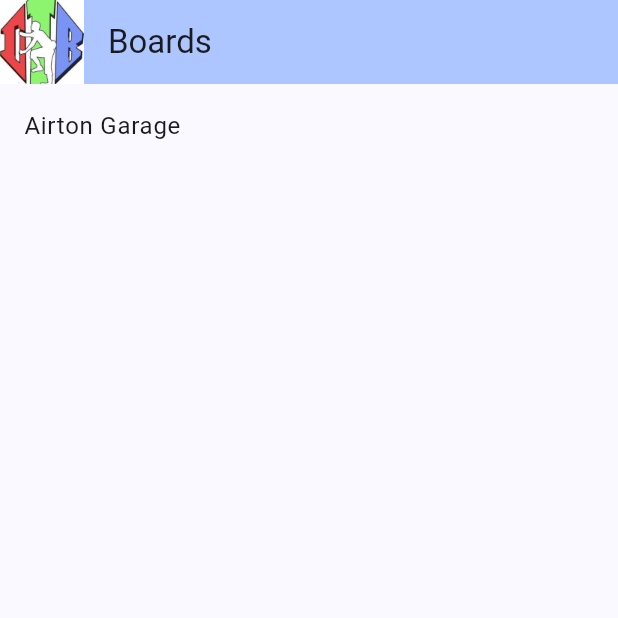
After one commit to PerkinsDan/digitaltrainingboards, a Flutter app: the screen it shows after launch, after a tap on "Boards", on a phone screen of 412 x 824 dp, the top half of it. The commit adds this screen. Run offline on Flutter 3.47's test engine with Material 3 defaults, Android fonts, the phone set to English and light mode, and no system bars.

Commit message:
render boards in list and subpages with images

```diff
--- /dev/null
+++ b/lib/boards/boards.dart
@@ -0,0 +1,44 @@
+import 'package:digitaltrainingboards/boards/board.dart';
+import 'package:digitaltrainingboards/mixins/board_details.dart';
+import 'package:flutter/material.dart';
+
+class Boards extends StatelessWidget {
+  const Boards({super.key});
+
+  static final boards = [
+    BoardDetails(name: 'Airton Garage', image: 'assets/board.png'),
+  ];
+
+  @override
+  Widget build(BuildContext context) {
+    return Scaffold(
+      appBar: AppBar(
+        backgroundColor: Theme.of(context).colorScheme.inversePrimary,
+        title: const Text('Boards'),
+        leading: Image.asset('assets/logo.jpg'),
+      ),
+      body: Center(
+        child: ListView(
+          children: (boards)
+              .map(
+                (board) => ListTile(
+                  title: Text(board.name),
+                  onTap: () {
+                    Navigator.push(
+                      context,
+                      MaterialPageRoute(
+                        builder: (context) => Board(
+                          board: board,
+                        ), // Replace with actual board page
+                      ),
+                    );
+                    // Navigate to the selected board
+                  },
+                ),
+              )
+              .toList(),
+        ),
+      ),
+    );
+  }
+}
--- a/lib/main.dart
+++ b/lib/main.dart
@@ -1,3 +1,4 @@
+import 'package:digitaltrainingboards/boards/boards.dart';
 import 'package:digitaltrainingboards/settings.dart';
 import 'package:flutter/material.dart';
 
@@ -54,10 +55,16 @@ class _MyHomePageState extends State<MyHomePage> {
           mainAxisAlignment: MainAxisAlignment.center,
           children: <Widget>[
             Card(
-              child: const SizedBox(
-                width: 150,
-                height: 150,
-                child: Center(child: Text('Boards')),
+              child: TextButton(
+                child: SizedBox(
+                  width: 150,
+                  height: 150,
+                  child: Center(child: Text('Boards')),
+                ),
+                onPressed: () => Navigator.push(
+                  context,
+                  MaterialPageRoute(builder: (context) => const Boards()),
+                ),
               ),
             ),
           ],
--- /dev/null
+++ b/lib/mixins/board_details.dart
@@ -0,0 +1,6 @@
+class BoardDetails {
+  final String name;
+  final String image;
+
+  BoardDetails({required this.name, required this.image});
+}
--- a/pubspec.yaml
+++ b/pubspec.yaml
@@ -62,6 +62,7 @@ flutter:
     #   - images/a_dot_ham.jpeg
     assets:
         - assets/logo.jpg
+        - assets/board.png
 
     # An image asset can refer to one or more resolution-specific "variants", see
     # https://flutter.dev/to/resolution-aware-images
```
Also changed, not shown: lib/boards/board.dart (added, +19 -0 lines), 1 other file.
